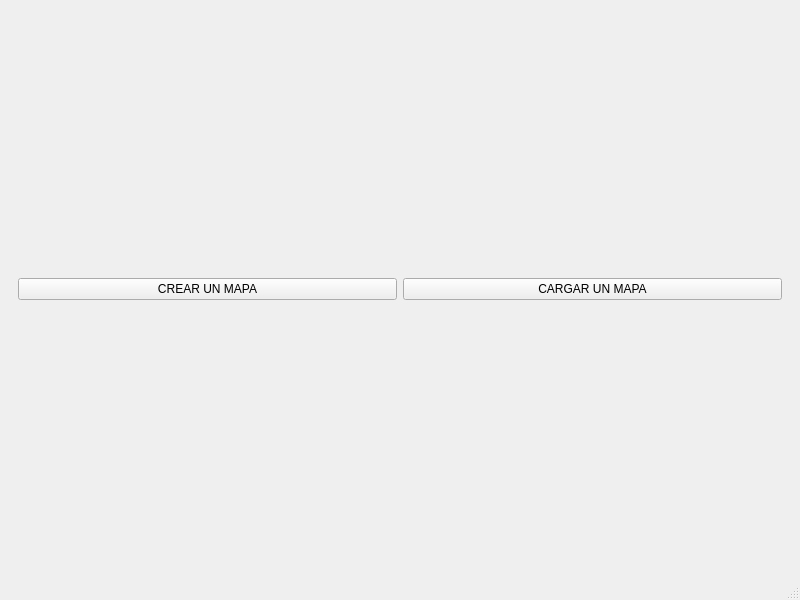
First picture: the form in src/editor/game_editor.ui, repository fernandezfacu/Remake-Counter-Strike-2D, before the edit.
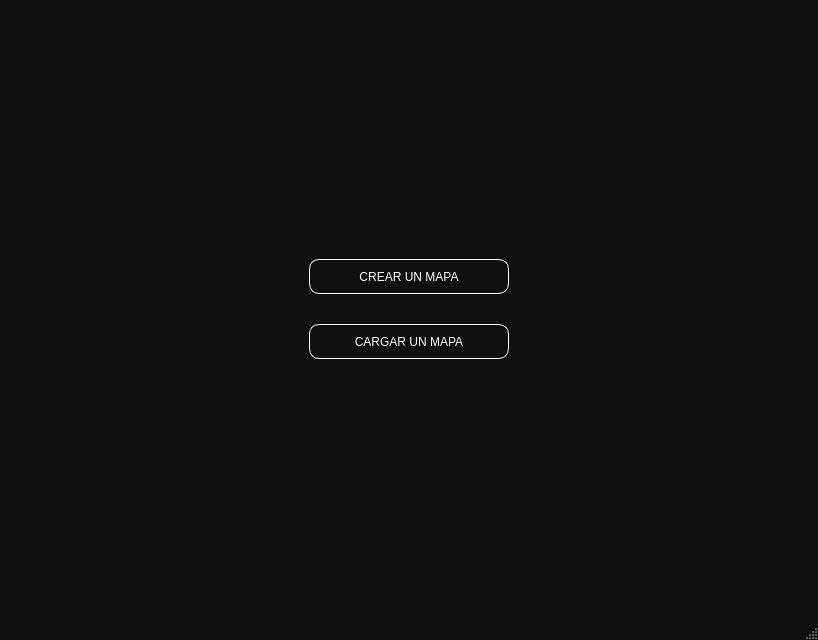
Second picture: the form after the edit. The open tabs and pages were chosen to show the change.

Commit message: giving styles to editor

The edit to the form file:
```diff
--- a/src/editor/game_editor.ui
+++ b/src/editor/game_editor.ui
@@ -13,28 +13,175 @@
   <property name="windowTitle">
    <string>Game_editor</string>
   </property>
+  <property name="styleSheet">
+   <string notr="true">QMainWindow {
+	background-color: rgb(15, 15, 15);
+}</string>
+  </property>
   <widget class="QWidget" name="centralwidget">
+   <property name="styleSheet">
+    <string notr="true">QWidget {
+	background-color: rgb(15, 15, 15);
+}</string>
+   </property>
    <layout class="QHBoxLayout" name="horizontalLayout">
-    <item>
+    <item alignment="Qt::AlignHCenter|Qt::AlignVCenter">
      <widget class="QStackedWidget" name="stack">
+      <property name="minimumSize">
+       <size>
+        <width>800</width>
+        <height>600</height>
+       </size>
+      </property>
+      <property name="maximumSize">
+       <size>
+        <width>800</width>
+        <height>600</height>
+       </size>
+      </property>
+      <property name="styleSheet">
+       <string notr="true">QStackedWidget {
+	background-color: rgb(18, 24, 30);
+}</string>
+      </property>
       <property name="currentIndex">
        <number>1</number>
       </property>
       <widget class="QWidget" name="mainPage">
+       <property name="minimumSize">
+        <size>
+         <width>800</width>
+         <height>600</height>
+        </size>
+       </property>
+       <property name="maximumSize">
+        <size>
+         <width>800</width>
+         <height>600</height>
+        </size>
+       </property>
        <layout class="QHBoxLayout" name="horizontalLayout_4">
+        <property name="spacing">
+         <number>0</number>
+        </property>
+        <property name="leftMargin">
+         <number>0</number>
+        </property>
+        <property name="topMargin">
+         <number>0</number>
+        </property>
+        <property name="rightMargin">
+         <number>0</number>
+        </property>
+        <property name="bottomMargin">
+         <number>0</number>
+        </property>
         <item>
-         <widget class="QPushButton" name="go_to_create_button">
-          <property name="text">
-           <string>CREAR UN MAPA</string>
+         <layout class="QVBoxLayout" name="verticalLayout_5">
+          <property name="spacing">
+           <number>30</number>
           </property>
-         </widget>
-        </item>
-        <item>
-         <widget class="QPushButton" name="load_map">
-          <property name="text">
-           <string>CARGAR UN MAPA</string>
-          </property>
-         </widget>
+          <item>
+           <spacer name="verticalSpacer_2">
+            <property name="orientation">
+             <enum>Qt::Vertical</enum>
+            </property>
+            <property name="sizeHint" stdset="0">
+             <size>
+              <width>20</width>
+              <height>40</height>
+             </size>
+            </property>
+           </spacer>
+          </item>
+          <item alignment="Qt::AlignHCenter|Qt::AlignVCenter">
+           <widget class="QPushButton" name="go_to_create_button">
+            <property name="minimumSize">
+             <size>
+              <width>200</width>
+              <height>35</height>
+             </size>
+            </property>
+            <property name="maximumSize">
+             <size>
+              <width>200</width>
+              <height>35</height>
+             </size>
+            </property>
+            <property name="cursor">
+             <cursorShape>CrossCursor</cursorShape>
+            </property>
+            <property name="styleSheet">
+             <string notr="true">QPushButton {
+	color: white;
+	border-radius: 10px;
+	border-width: 1px;
+	border-color: white;
+	border-style: solid;
+}
+QPushButton:hover {
+	qproperty-cursor: PointingHandCursor;
+}
+QPushButton:pressed {
+    background-color: gray;
+}</string>
+            </property>
+            <property name="text">
+             <string>CREAR UN MAPA</string>
+            </property>
+           </widget>
+          </item>
+          <item alignment="Qt::AlignHCenter|Qt::AlignBottom">
+           <widget class="QPushButton" name="load_map">
+            <property name="minimumSize">
+             <size>
+              <width>200</width>
+              <height>35</height>
+             </size>
+            </property>
+            <property name="maximumSize">
+             <size>
+              <width>200</width>
+              <height>35</height>
+             </size>
+            </property>
+            <property name="cursor">
+             <cursorShape>CrossCursor</cursorShape>
+            </property>
+            <property name="styleSheet">
+             <string notr="true">QPushButton {
+	color: white;
+	border-radius: 10px;
+	border-width: 1px;
+	border-color: white;
+	border-style: solid;
+}
+QPushButton:hover {
+	qproperty-cursor: PointingHandCursor;
+}
+QPushButton:pressed {
+    background-color: gray;
+}</string>
+            </property>
+            <property name="text">
+             <string>CARGAR UN MAPA</string>
+            </property>
+           </widget>
+          </item>
+          <item>
+           <spacer name="verticalSpacer_3">
+            <property name="orientation">
+             <enum>Qt::Vertical</enum>
+            </property>
+            <property name="sizeHint" stdset="0">
+             <size>
+              <width>20</width>
+              <height>40</height>
+             </size>
+            </property>
+           </spacer>
+          </item>
+         </layout>
         </item>
        </layout>
       </widget>
```
Left out of the diff: 130 changed lines with no effect on the pictures. The commit also changes 5 other files.
